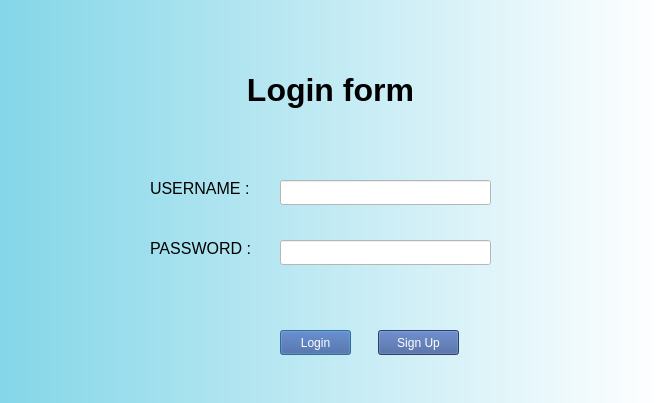
Old version of the form Qt5/registration/login.ui in the repository excellencemichel/progrk.
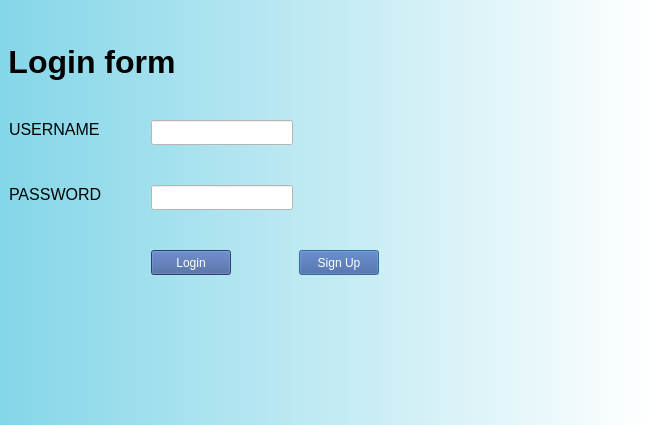
New version of the form.

The edit to the form file:
```diff
--- a/Qt5/registration/login.ui
+++ b/Qt5/registration/login.ui
@@ -6,10 +6,16 @@
    <rect>
     <x>0</x>
     <y>0</y>
-    <width>661</width>
-    <height>403</height>
+    <width>652</width>
+    <height>425</height>
    </rect>
   </property>
+  <property name="sizePolicy">
+   <sizepolicy hsizetype="Fixed" vsizetype="Fixed">
+    <horstretch>0</horstretch>
+    <verstretch>0</verstretch>
+   </sizepolicy>
+  </property>
   <property name="windowTitle">
    <string>Dialog</string>
   </property>
@@ -50,10 +56,10 @@
   <widget class="QLabel" name="username_label">
    <property name="geometry">
     <rect>
-     <x>150</x>
-     <y>180</y>
-     <width>111</width>
-     <height>17</height>
+     <x>9</x>
+     <y>120</y>
+     <width>92</width>
+     <height>19</height>
     </rect>
    </property>
    <property name="font">
@@ -70,10 +76,10 @@
   <widget class="QLabel" name="password_label">
    <property name="geometry">
     <rect>
-     <x>150</x>
-     <y>240</y>
-     <width>101</width>
-     <height>17</height>
+     <x>9</x>
+     <y>185</y>
+     <width>93</width>
+     <height>19</height>
     </rect>
    </property>
    <property name="font">
@@ -85,15 +91,50 @@
     <string>PASSWORD :</string>
    </property>
   </widget>
+  <widget class="QLabel" name="panel_label">
+   <property name="geometry">
+    <rect>
+     <x>9</x>
+     <y>43</y>
+     <width>166</width>
+     <height>37</height>
+    </rect>
+   </property>
+   <property name="sizePolicy">
+    <sizepolicy hsizetype="Fixed" vsizetype="Fixed">
+     <horstretch>0</horstretch>
+     <verstretch>0</verstretch>
+    </sizepolicy>
+   </property>
+   <property name="font">
+    <font>
+     <pointsize>24</pointsize>
+     <weight>75</weight>
+     <bold>true</bold>
+    </font>
+   </property>
+   <property name="text">
+    <string>Login form</string>
+   </property>
+   <property name="alignment">
+    <set>Qt::AlignCenter</set>
+   </property>
+  </widget>
   <widget class="QLineEdit" name="username_lineEdit">
    <property name="geometry">
     <rect>
-     <x>280</x>
-     <y>180</y>
-     <width>211</width>
+     <x>151</x>
+     <y>120</y>
+     <width>142</width>
      <height>25</height>
     </rect>
    </property>
+   <property name="sizePolicy">
+    <sizepolicy hsizetype="Fixed" vsizetype="Fixed">
+     <horstretch>0</horstretch>
+     <verstretch>0</verstretch>
+    </sizepolicy>
+   </property>
    <property name="styleSheet">
     <string notr="true"/>
    </property>
@@ -101,22 +142,44 @@
   <widget class="QLineEdit" name="password_lineEdit">
    <property name="geometry">
     <rect>
-     <x>280</x>
-     <y>240</y>
-     <width>211</width>
+     <x>151</x>
+     <y>185</y>
+     <width>142</width>
      <height>25</height>
     </rect>
    </property>
+   <property name="sizePolicy">
+    <sizepolicy hsizetype="Fixed" vsizetype="Fixed">
+     <horstretch>0</horstretch>
+     <verstretch>0</verstretch>
+    </sizepolicy>
+   </property>
    <property name="styleSheet">
     <string notr="true"/>
    </property>
   </widget>
+  <widget class="QPushButton" name="signup_btn">
+   <property name="geometry">
+    <rect>
+     <x>299</x>
+     <y>250</y>
+     <width>80</width>
+     <height>25</height>
+    </rect>
+   </property>
+   <property name="styleSheet">
+    <string notr="true">color:#fff;</string>
+   </property>
+   <property name="text">
+    <string>Sign Up</string>
+   </property>
+  </widget>
   <widget class="QPushButton" name="login_btn">
    <property name="geometry">
     <rect>
-     <x>280</x>
-     <y>330</y>
-     <width>71</width>
+     <x>151</x>
+     <y>250</y>
+     <width>80</width>
      <height>25</height>
     </rect>
    </property>
@@ -132,45 +195,6 @@
     <string>Login</string>
    </property>
   </widget>
-  <widget class="QPushButton" name="signup_btn">
-   <property name="geometry">
-    <rect>
-     <x>378</x>
-     <y>330</y>
-     <width>81</width>
-     <height>25</height>
-    </rect>
-   </property>
-   <property name="styleSheet">
-    <string notr="true">color:#fff;</string>
-   </property>
-   <property name="text">
-    <string>Sign Up</string>
-   </property>
-  </widget>
-  <widget class="QLabel" name="panel_label">
-   <property name="geometry">
-    <rect>
-     <x>200</x>
-     <y>69</y>
-     <width>261</width>
-     <height>41</height>
-    </rect>
-   </property>
-   <property name="font">
-    <font>
-     <pointsize>24</pointsize>
-     <weight>75</weight>
-     <bold>true</bold>
-    </font>
-   </property>
-   <property name="text">
-    <string>Login form</string>
-   </property>
-   <property name="alignment">
-    <set>Qt::AlignCenter</set>
-   </property>
-  </widget>
  </widget>
  <resources/>
  <connections/>
```
